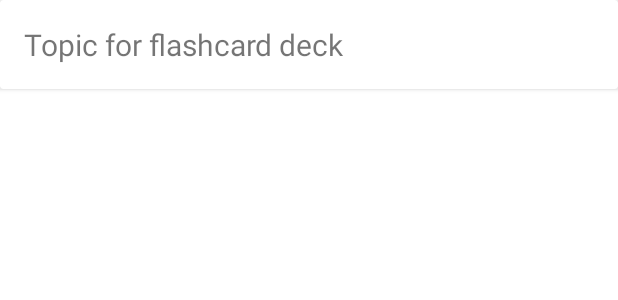
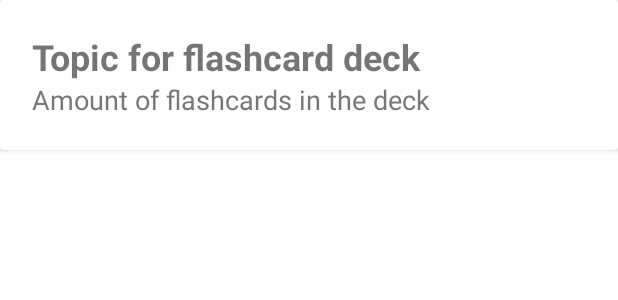
Before and after one commit to alex-058/android-flashy-firebase-auth, an Android app: the layout row_flashcard_topics.xml on its own in the app's theme, with its tools: preview values and no code run, on a phone screen of 412 x 824 dp. Shown: the top 300 px of the screen. Run offline under Robolectric (Android 15) with nearby library versions, the phone set to English and light mode, and no system bars.

Commit message:
Major adjustments for topic list (grid layout, editing feature, home button, item count, long press editing for flashcards, basic documentation)

```diff
--- a/app/src/main/java/org/othr/flashyplayground/activities/FlashcardListActivity.kt
+++ b/app/src/main/java/org/othr/flashyplayground/activities/FlashcardListActivity.kt
@@ -69,13 +69,17 @@ class FlashcardListActivity : AppCompatActivity(), FlashcardAdapter.FlashcardLis
                 val launcherIntent = Intent(this, FlashcardActivity::class.java)
                 refreshListIntentLauncher.launch(launcherIntent)
             }
+            R.id.home -> {
+                val launcherIntent = Intent(this, FlashcardTopicListActivity::class.java)
+                refreshListIntentLauncher.launch(launcherIntent)
+            }
         }
 
         return super.onOptionsItemSelected(item)
     }
 
     // event handling when clicking certain row / item in recycler view (list)
-    override fun onFlashcardItemClick(flashcard: FlashcardModel) {
+    override fun onFlashcardItemClickLong(flashcard: FlashcardModel) {
         // Toast.makeText(applicationContext, "You just clicked a flashcard", Toast.LENGTH_LONG).show()
         val launcherIntent = Intent(this, FlashcardActivity::class.java)
         launcherIntent.putExtra("edit_flashcard", flashcard)
--- a/app/src/main/java/org/othr/flashyplayground/model/FlashcardStore.kt
+++ b/app/src/main/java/org/othr/flashyplayground/model/FlashcardStore.kt
@@ -4,6 +4,7 @@ interface FlashcardStore {
 
     fun addFlashcard(flashcard: FlashcardModel)
     fun findAllFlashcards(): ArrayList<FlashcardModel>
+    fun findFlashcardCount(topic: FlashcardTopicModel): Int
     fun updateFlashcard( flashcard: FlashcardModel)
 
 }
--- a/app/src/main/res/layout/activity_flashcard_topic_list.xml
+++ b/app/src/main/res/layout/activity_flashcard_topic_list.xml
@@ -11,7 +11,8 @@
         android:layout_height="wrap_content"
         android:background="@color/purple_500"
         android:fitsSystemWindows="true"
-        app:elevation="0dip">
+        app:elevation="0dip"
+        app:theme="@style/ThemeOverlay.AppCompat.Dark.ActionBar">
 
         <androidx.appcompat.widget.Toolbar
             android:id="@+id/toolbarFlashcardTopics"
--- a/app/src/main/res/layout/row_flashcard_topics.xml
+++ b/app/src/main/res/layout/row_flashcard_topics.xml
@@ -1,9 +1,10 @@
 <?xml version="1.0" encoding="utf-8"?>
-<androidx.cardview.widget.CardView
-    xmlns:android="http://schemas.android.com/apk/res/android"
+<androidx.cardview.widget.CardView xmlns:android="http://schemas.android.com/apk/res/android"
     xmlns:tools="http://schemas.android.com/tools"
+    xmlns:app="http://schemas.android.com/apk/res-auto"
     android:layout_width="match_parent"
-    android:layout_height="wrap_content">
+    android:layout_height="wrap_content"
+    app:contentPadding="5dp">
 
     <RelativeLayout
         android:layout_width="match_parent"
@@ -14,9 +15,20 @@
             android:id="@+id/flashcardTopicTitle"
             android:layout_width="wrap_content"
             android:layout_height="wrap_content"
-            android:layout_alignParentTop="true"
-            android:textSize="20sp"
+            android:textSize="24sp"
+            android:textStyle="bold"
+            android:gravity="left"
             tools:text="Topic for flashcard deck" />
+
+        <TextView
+            android:id="@+id/flashcardCount"
+            android:layout_width="wrap_content"
+            android:layout_height="wrap_content"
+            android:layout_below="@id/flashcardTopicTitle"
+            android:textSize="18sp"
+            android:textColor="@color/grey"
+            android:gravity="left"
+            tools:text="Amount of flashcards in the deck" />
 
     </RelativeLayout>
 
--- a/app/src/main/res/menu/menu_flashcard_list.xml
+++ b/app/src/main/res/menu/menu_flashcard_list.xml
@@ -1,6 +1,11 @@
 <?xml version="1.0" encoding="utf-8"?>
 <menu xmlns:android="http://schemas.android.com/apk/res/android"
     xmlns:app="http://schemas.android.com/apk/res-auto">
+    <item
+        android:id="@+id/home"
+        android:icon="@android:drawable/ic_menu_sort_by_size"
+        android:title="@string/menu_Home"
+        app:showAsAction="always" />
     <item
         android:id="@+id/start_learn"
         android:icon="@android:drawable/ic_media_play"
--- a/app/src/main/res/values/colors.xml
+++ b/app/src/main/res/values/colors.xml
@@ -7,4 +7,5 @@
     <color name="teal_700">#FF018786</color>
     <color name="black">#FF000000</color>
     <color name="white">#FFFFFFFF</color>
+    <color name="grey">#787878</color>
 </resources>
--- a/app/src/main/res/values/strings.xml
+++ b/app/src/main/res/values/strings.xml
@@ -15,6 +15,7 @@
     <string name="menu_addTopic">Add Topic</string>
     <string name="menu_cancelButton">Cancel</string>
     <string name="menu_startLearning">Start</string>
+    <string name="menu_Home">Home</string>
     <string name="message_addedFlashcard">Flashcard added</string>
     <string name="message_addedTopic">Topic added</string>
     <string name="message_canceled">Canceled</string>
```
Also changed, not shown: app/src/main/java/org/othr/flashyplayground/activities/FlashcardTopicActivity.kt (+19 -3 lines), app/src/main/java/org/othr/flashyplayground/activities/FlashcardTopicListActivity.kt (+20 -2 lines), app/src/main/java/org/othr/flashyplayground/adapter/FlashcardAdapter.kt (+5 -2 lines), app/src/main/java/org/othr/flashyplayground/adapter/FlashcardTopicAdapter.kt (+12 -0 lines), app/src/main/java/org/othr/flashyplayground/main/MainApp.kt (+3 -11 lines), app/src/main/java/org/othr/flashyplayground/model/FlashcardMemStore.kt (+33 -13 lines), app/src/main/java/org/othr/flashyplayground/model/FlashcardTopicMemStore.kt (deleted, +0 -21 lines).
